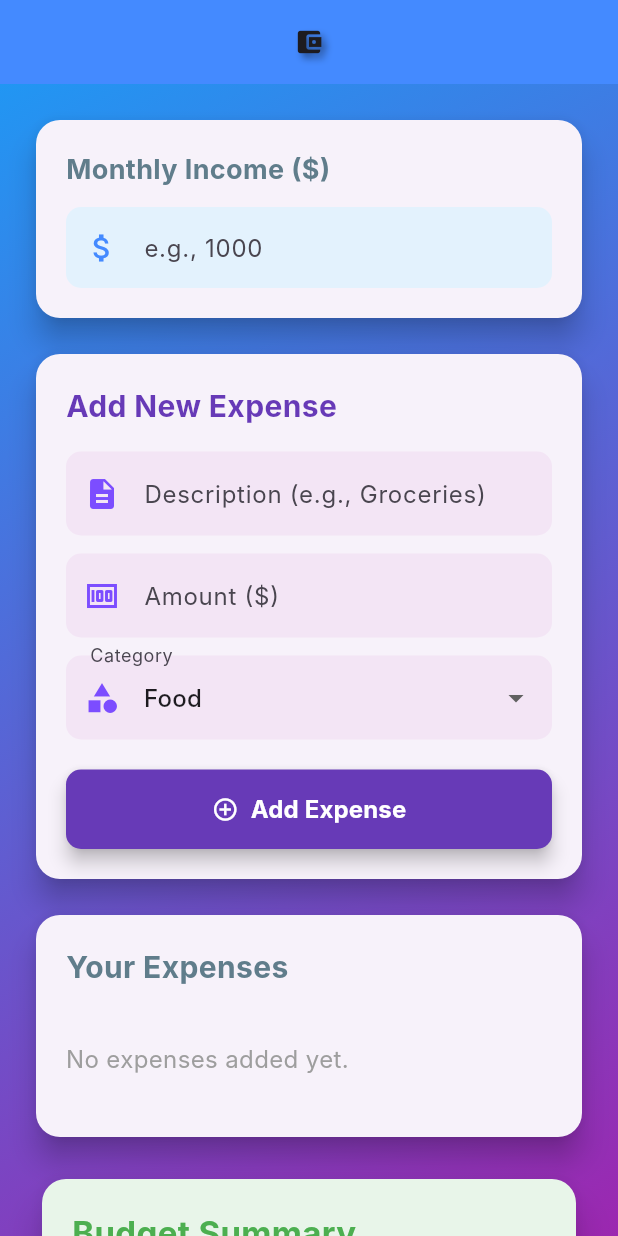
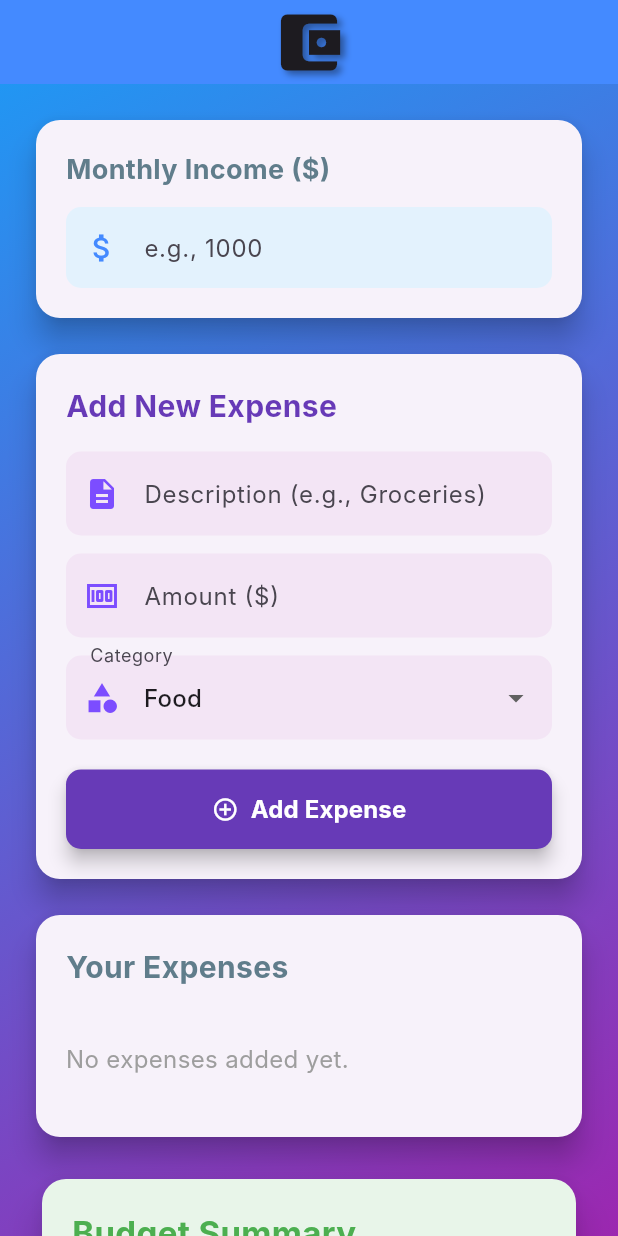
Before and after one commit to SamuelWorld20/BudgetApp, a Flutter app: the screen it shows after launch, on a phone screen of 412 x 824 dp. Run offline on Flutter 3.47's test engine with Material 3 defaults, Android fonts, the phone set to English and light mode, and no system bars; our stand-ins replace shared_preferences; Roboto replaces fonts that are missing (Inter).

Commit message:
flutter_launcher_icons

```diff
--- a/lib/home_screen.dart
+++ b/lib/home_screen.dart
@@ -158,7 +158,7 @@ class _HomeScreenState extends State<HomeScreen> {
       appBar: AppBar(
         title: const Icon(
           Icons.account_balance_wallet,
-          size: 20,
+          size: 50,
           // color: Colors.white.withOpacity(0.9),
           shadows: const [
             Shadow(
```
Also changed, not shown: pubspec.yaml (+11 -0 lines), assets/images/app_icon.png (added), lib/main.dart (line endings or trailing spaces).
